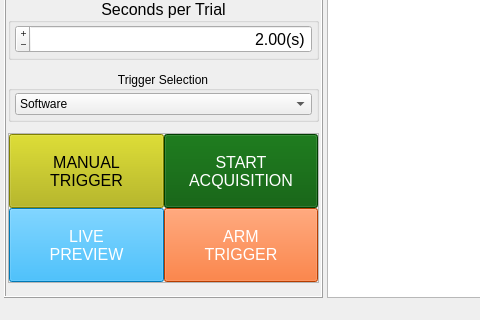
This is UI/design/FLIR.ui in OlfactoryBehaviorLab/dewan_flir_camera as Qt 5 draws it before an edit; both pictures show x 0 to 480 and y 416 to 736 of the 1060 by 736 pixel window. The edited form follows.
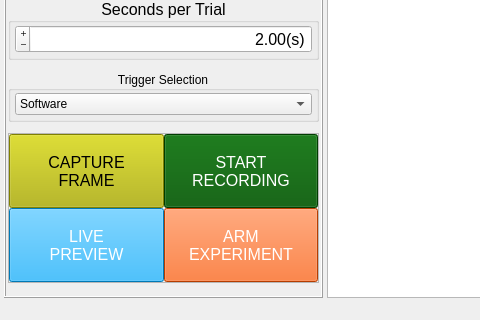
This is the edited form.

Commit message: JK decided on a different set of button names

Patch:
```diff
--- a/UI/design/FLIR.ui
+++ b/UI/design/FLIR.ui
@@ -1019,8 +1019,8 @@
 }</string>
                </property>
                <property name="text">
-                <string>MANUAL
-TRIGGER</string>
+                <string>CAPTURE
+FRAME</string>
                </property>
                <property name="flat">
                 <bool>false</bool>
@@ -1085,7 +1085,7 @@
                </property>
                <property name="text">
                 <string>START
-ACQUISITION</string>
+RECORDING</string>
                </property>
                <property name="flat">
                 <bool>false</bool>
@@ -1158,7 +1158,7 @@
                </property>
                <property name="text">
                 <string>ARM
-TRIGGER</string>
+EXPERIMENT</string>
                </property>
                <property name="flat">
                 <bool>false</bool>
```
The commit also changes 1 other file.
